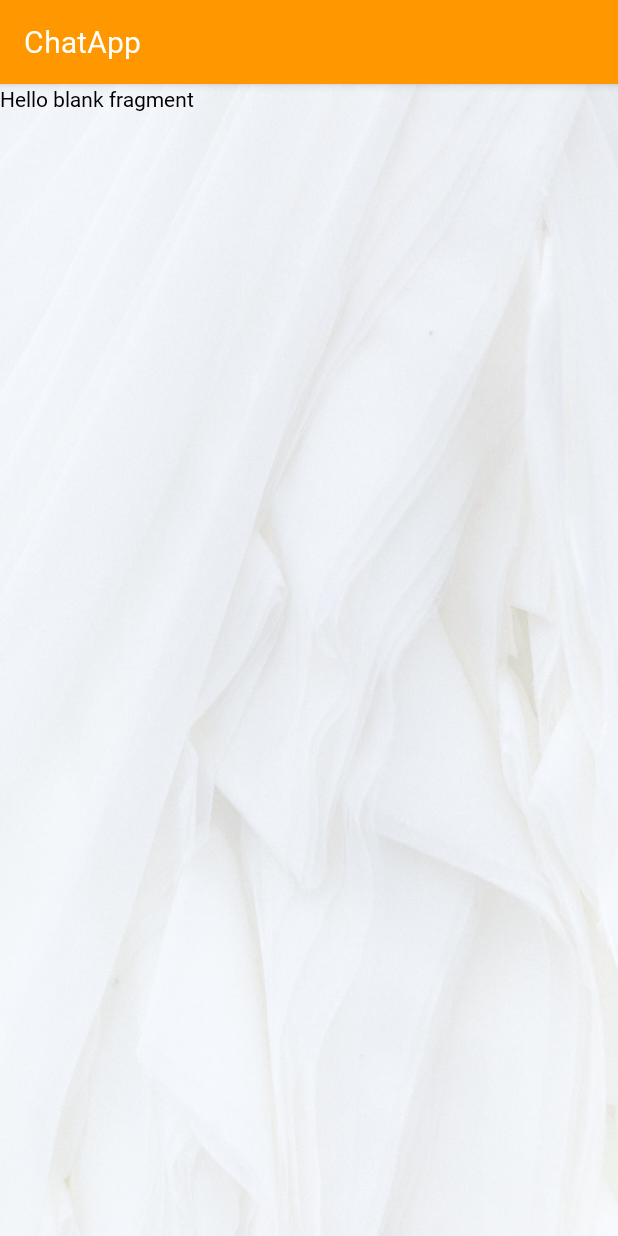
After one commit to Murat-Arslan-46/Chat-Arneca, an Android app: the UserFragment screen opened through its navigation route, on a phone screen of 412 x 824 dp. The commit adds this screen. Run offline under Robolectric (Android 15) with nearby library versions, the phone set to English and light mode, and no system bars; our stand-ins replace Firebase (no records; nobody signed in at launch, a user with empty details on screens opened directly), Room's generated code.

Commit message:
code design

```diff
--- a/app/src/main/java/com/marslan/chatarneca/fragments/chat/ChatInfoFragment.kt
+++ b/app/src/main/java/com/marslan/chatarneca/fragments/info/ChatInfoFragment.kt
@@ -1,4 +1,4 @@
-package com.marslan.chatarneca.fragments.chat
+package com.marslan.chatarneca.fragments.info
 
 import android.annotation.SuppressLint
 import android.os.Bundle
--- /dev/null
+++ b/app/src/main/java/com/marslan/chatarneca/fragments/info/UserFragment.kt
@@ -0,0 +1,60 @@
+package com.marslan.chatarneca.fragments.info
+
+import android.os.Bundle
+import androidx.fragment.app.Fragment
+import android.view.LayoutInflater
+import android.view.View
+import android.view.ViewGroup
+import com.marslan.chatarneca.R
+
+// TODO: Rename parameter arguments, choose names that match
+// the fragment initialization parameters, e.g. ARG_ITEM_NUMBER
+private const val ARG_PARAM1 = "param1"
+private const val ARG_PARAM2 = "param2"
+
+/**
+ * A simple [Fragment] subclass.
+ * Use the [UserFragment.newInstance] factory method to
+ * create an instance of this fragment.
+ */
+class UserFragment : Fragment() {
+    // TODO: Rename and change types of parameters
+    private var param1: String? = null
+    private var param2: String? = null
+
+    override fun onCreate(savedInstanceState: Bundle?) {
+        super.onCreate(savedInstanceState)
+        arguments?.let {
+            param1 = it.getString(ARG_PARAM1)
+            param2 = it.getString(ARG_PARAM2)
+        }
+    }
+
+    override fun onCreateView(
+        inflater: LayoutInflater, container: ViewGroup?,
+        savedInstanceState: Bundle?
+    ): View? {
+        // Inflate the layout for this fragment
+        return inflater.inflate(R.layout.fragment_user, container, false)
+    }
+
+    companion object {
+        /**
+         * Use this factory method to create a new instance of
+         * this fragment using the provided parameters.
+         *
+         * @param param1 Parameter 1.
+         * @param param2 Parameter 2.
+         * @return A new instance of fragment UserFragment.
+         */
+        // TODO: Rename and change types and number of parameters
+        @JvmStatic
+        fun newInstance(param1: String, param2: String) =
+            UserFragment().apply {
+                arguments = Bundle().apply {
+                    putString(ARG_PARAM1, param1)
+                    putString(ARG_PARAM2, param2)
+                }
+            }
+    }
+}
--- a/app/src/main/java/com/marslan/chatarneca/fragments/main/MainFragment.kt
+++ b/app/src/main/java/com/marslan/chatarneca/fragments/main/MainFragment.kt
@@ -8,7 +8,9 @@ import android.view.*
 import androidx.fragment.app.Fragment
 import com.google.android.material.tabs.TabLayout
 import com.google.android.material.tabs.TabLayoutMediator
+import com.marslan.chatarneca.R
 import com.marslan.chatarneca.databinding.FragmentMainBinding
+import com.marslan.chatarneca.fragments.chat.ChatFragment
 import com.marslan.chatarneca.fragments.main.contact.ContactFragment
 import com.marslan.chatarneca.fragments.main.group.GroupFragment
 import com.marslan.chatarneca.fragments.main.chatlist.ChatListFragment
@@ -27,6 +29,7 @@ class MainFragment : Fragment() {
     ): View {
         binding = FragmentMainBinding.inflate(inflater, container, false)
 
+        requireActivity().actionBar?.title = getString(R.string.app_name)
         val fragmentList = arrayListOf(
             ChatListFragment(),
             GroupFragment(),
--- a/app/src/main/res/layout/fragment_chat_info.xml
+++ b/app/src/main/res/layout/fragment_chat_info.xml
@@ -4,7 +4,7 @@
     xmlns:tools="http://schemas.android.com/tools"
     android:layout_width="match_parent"
     android:layout_height="match_parent"
-    tools:context=".fragments.chat.ChatInfoFragment">
+    tools:context=".fragments.info.ChatInfoFragment">
 
     <ImageView
         android:id="@+id/chat_info_image"
@@ -64,7 +64,7 @@
         style="@style/Widget.AppCompat.Button.Small"
         android:layout_width="wrap_content"
         android:layout_height="wrap_content"
-        android:background="@drawable/background_receive_message_box"
+        android:background="@drawable/background_input_box"
         android:text="edit"
         app:layout_constraintBottom_toBottomOf="@+id/chat_info_name_input"
         app:layout_constraintStart_toEndOf="@+id/chat_info_name_input"
@@ -75,7 +75,7 @@
         style="@style/Widget.AppCompat.Button.Small"
         android:layout_width="wrap_content"
         android:layout_height="wrap_content"
-        android:background="@drawable/background_receive_message_box"
+        android:background="@drawable/background_input_box"
         android:checked="false"
         app:layout_constraintBottom_toBottomOf="@+id/chat_info_userlist_text"
         app:layout_constraintEnd_toEndOf="@+id/chat_info_change_name_btn"
--- /dev/null
+++ b/app/src/main/res/layout/fragment_user.xml
@@ -0,0 +1,14 @@
+<?xml version="1.0" encoding="utf-8"?>
+<FrameLayout xmlns:android="http://schemas.android.com/apk/res/android"
+    xmlns:tools="http://schemas.android.com/tools"
+    android:layout_width="match_parent"
+    android:layout_height="match_parent"
+    tools:context=".fragments.info.UserFragment">
+
+    <!-- TODO: Update blank fragment layout -->
+    <TextView
+        android:layout_width="match_parent"
+        android:layout_height="match_parent"
+        android:text="@string/hello_blank_fragment" />
+
+</FrameLayout>
--- a/app/src/main/res/navigation/my_nav.xml
+++ b/app/src/main/res/navigation/my_nav.xml
@@ -17,6 +17,13 @@
             app:exitAnim="@anim/slide_in_down"
             app:popEnterAnim="@anim/slide_out_down"
             app:popExitAnim="@anim/slide_out_up" />
+        <action
+            android:id="@+id/action_mainFragment_to_userFragment"
+            app:destination="@id/userFragment"
+            app:enterAnim="@anim/slide_in_down"
+            app:exitAnim="@anim/slide_in_up"
+            app:popEnterAnim="@anim/slide_out_up"
+            app:popExitAnim="@anim/slide_out_down" />
     </fragment>
     <fragment
         android:id="@+id/chatFragment"
@@ -30,10 +37,22 @@
             app:exitAnim="@anim/slide_in_down"
             app:popEnterAnim="@anim/slide_out_down"
             app:popExitAnim="@anim/slide_out_up" />
+        <action
+            android:id="@+id/action_chatFragment_to_userFragment"
+            app:destination="@id/userFragment"
+            app:enterAnim="@anim/slide_in_up"
+            app:exitAnim="@anim/slide_in_down"
+            app:popEnterAnim="@anim/slide_out_down"
+            app:popExitAnim="@anim/slide_out_up" />
     </fragment>
     <fragment
         android:id="@+id/chatInfoFragment"
-        android:name="com.marslan.chatarneca.fragments.chat.ChatInfoFragment"
+        android:name="com.marslan.chatarneca.fragments.info.ChatInfoFragment"
         android:label="fragment_chat_info"
         tools:layout="@layout/fragment_chat_info" />
+    <fragment
+        android:id="@+id/userFragment"
+        android:name="com.marslan.chatarneca.fragments.info.UserFragment"
+        android:label="fragment_user"
+        tools:layout="@layout/fragment_user" />
 </navigation>
```
Also changed, not shown: app/src/main/java/com/marslan/chatarneca/fragments/chat/ChatAdapter.kt (+41 -20 lines), app/src/main/java/com/marslan/chatarneca/fragments/chat/ChatFragment.kt (+19 -25 lines), app/src/main/java/com/marslan/chatarneca/fragments/main/contact/ContactFragment.kt (+0 -14 lines), app/src/main/res/menu/chat_menu.xml (+5 -12 lines), app/src/main/res/menu/chat_selector_menu.xml (added, +22 -0 lines), app/src/main/res/menu/contact_menu.xml (deleted, +0 -13 lines), app/src/main/res/menu/main_menu.xml (deleted, +0 -21 lines).
